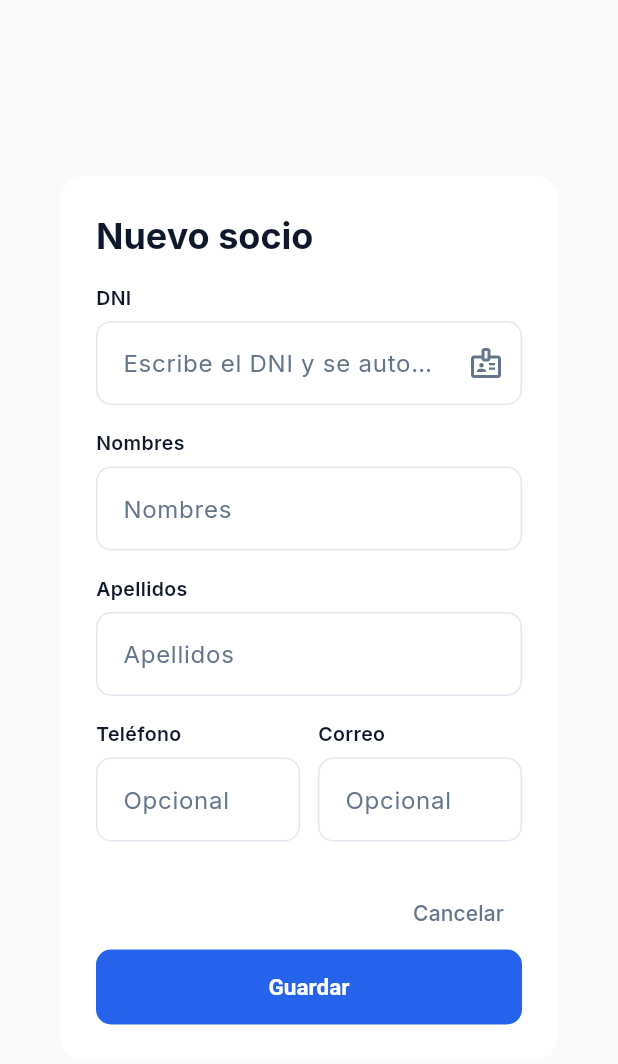
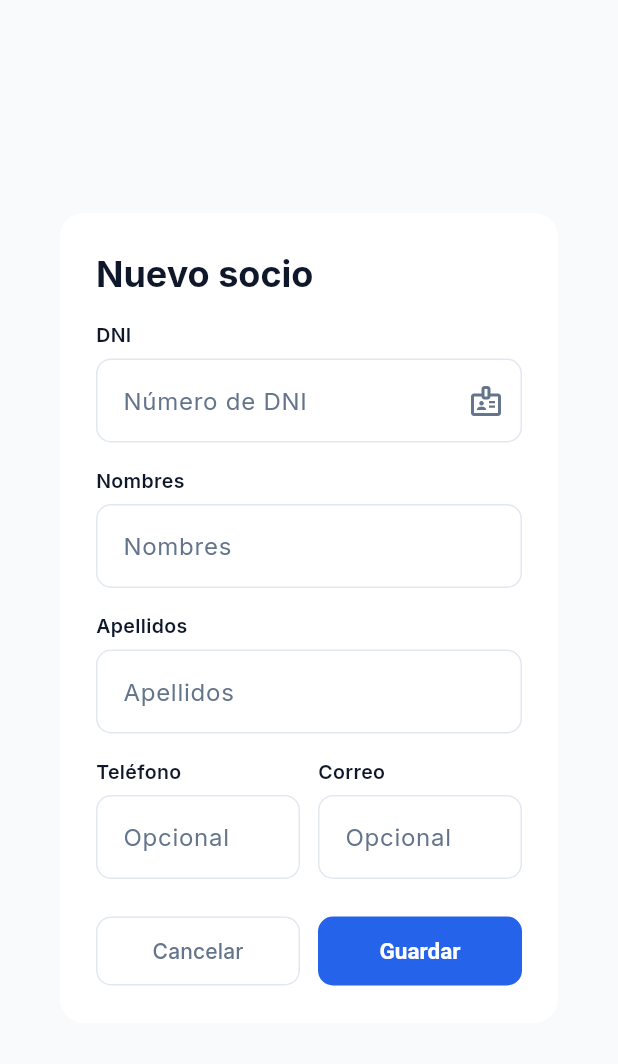
Before and after one commit to Emilio312f/Gymrepo, a Flutter app: the _NuevoSocioDialog widget shown alone on an empty page, opened directly, on a phone screen of 412 x 824 dp. Shown: the top 1064 px of the screen. Run offline on Flutter 3.47's test engine with Material 3 defaults, Android fonts, the phone set to English and light mode, and no system bars; our stand-ins replace dio, flutter_animate, flutter_riverpod, go_router, google_fonts.

Commit message:
ui(socios): hint del DNI más corto y botones del diálogo balanceados
Co-Authored-By: Claude Opus 4.8 <noreply@anthropic.com>

```diff
--- a/frontend/lib/features/socios/presentation/nuevo_socio_dialog.dart
+++ b/frontend/lib/features/socios/presentation/nuevo_socio_dialog.dart
@@ -136,7 +136,7 @@ class _NuevoSocioDialogState extends ConsumerState<_NuevoSocioDialog> {
                   if (v.length == 8) _buscarDni();
                 },
                 decoration: InputDecoration(
-                  hintText: 'Escribe el DNI y se autocompletan los datos',
+                  hintText: 'Número de DNI',
                   counterText: '',
                   suffixIcon: _buscandoDni
                       ? const Padding(
@@ -211,18 +211,30 @@ class _NuevoSocioDialogState extends ConsumerState<_NuevoSocioDialog> {
                     style: const TextStyle(
                         color: AppColors.peligro, fontSize: 13)),
               ],
-            ],
+              const SizedBox(height: 24),
+              Row(
+                children: [
+                  Expanded(
+                    child: OutlinedButton(
+                      onPressed: _guardando
+                          ? null
+                          : () => Navigator.of(context).pop(),
+                      style: OutlinedButton.styleFrom(
+                        minimumSize: const Size.fromHeight(46),
+                        foregroundColor: AppColors.textoSecundario,
+                        side: const BorderSide(color: AppColors.borde),
+                        shape: RoundedRectangleBorder(
+                            borderRadius: BorderRadius.circular(10)),
+                      ),
+                      child: const Text('Cancelar'),
                     ),
                   ),
-      ),
-      actions: [
-        TextButton(
-          onPressed: _guardando ? null : () => Navigator.of(context).pop(),
-          child: const Text('Cancelar',
-              style: TextStyle(color: AppColors.textoSecundario)),
-        ),
-        FilledButton(
+                  const SizedBox(width: 12),
+                  Expanded(
+                    child: FilledButton(
                       onPressed: _guardando ? null : _guardar,
+                      style: FilledButton.styleFrom(
+                          minimumSize: const Size.fromHeight(46)),
                       child: _guardando
                           ? const SizedBox(
                               height: 18,
@@ -231,7 +243,13 @@ class _NuevoSocioDialogState extends ConsumerState<_NuevoSocioDialog> {
                                   strokeWidth: 2.2, color: Colors.white))
                           : const Text('Guardar'),
                     ),
+                  ),
                 ],
+              ),
+            ],
+          ),
+        ),
+      ),
     );
   }
 }
```
Lines whose indentation alone changed are shown as unchanged.
